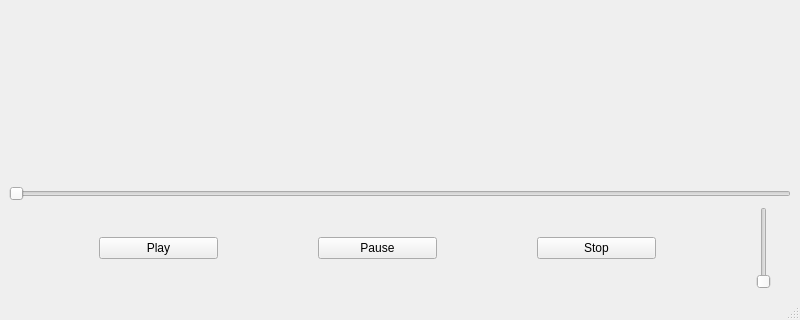
Old version of the form mainwindow.ui in the repository eltigro1999/SimpleVideoEditor; both pictures show x 0 to 800 and y 181 to 501 of the 800 by 501 pixel window.
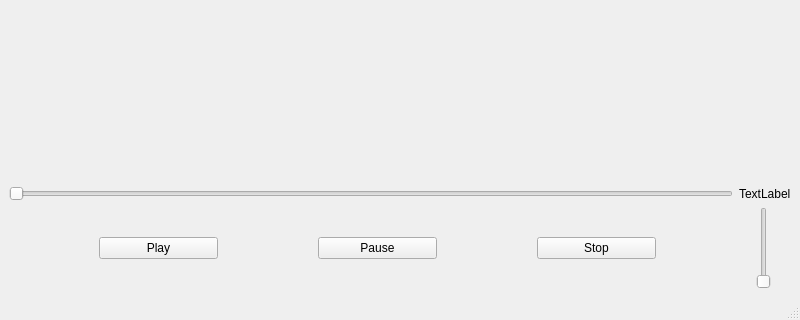
New version of the form.

Commit message: added time label

What changed in the file:
```diff
--- a/mainwindow.ui
+++ b/mainwindow.ui
@@ -14,7 +14,7 @@
    <string>MainWindow</string>
   </property>
   <widget class="QWidget" name="centralwidget">
-   <layout class="QVBoxLayout" name="verticalLayout_2" stretch="1,8,1,2">
+   <layout class="QVBoxLayout" name="verticalLayout_2" stretch="1,8,0,2">
     <item>
      <layout class="QHBoxLayout" name="horizontalLayout_3">
       <item>
@@ -30,11 +30,25 @@
      <layout class="QHBoxLayout" name="videoLayout"/>
     </item>
     <item>
+     <layout class="QHBoxLayout" name="horizontalLayout">
+      <property name="topMargin">
+       <number>0</number>
+      </property>
+      <item>
      <widget class="QSlider" name="seekSlider">
       <property name="orientation">
        <enum>Qt::Horizontal</enum>
       </property>
      </widget>
+      </item>
+      <item>
+       <widget class="QLabel" name="timeLabel">
+        <property name="text">
+         <string>TextLabel</string>
+        </property>
+       </widget>
+      </item>
+     </layout>
     </item>
     <item>
      <layout class="QHBoxLayout" name="horizontalLayout_4">
```
Lines whose indentation alone changed are shown as unchanged. The commit also changes 3 other files.
